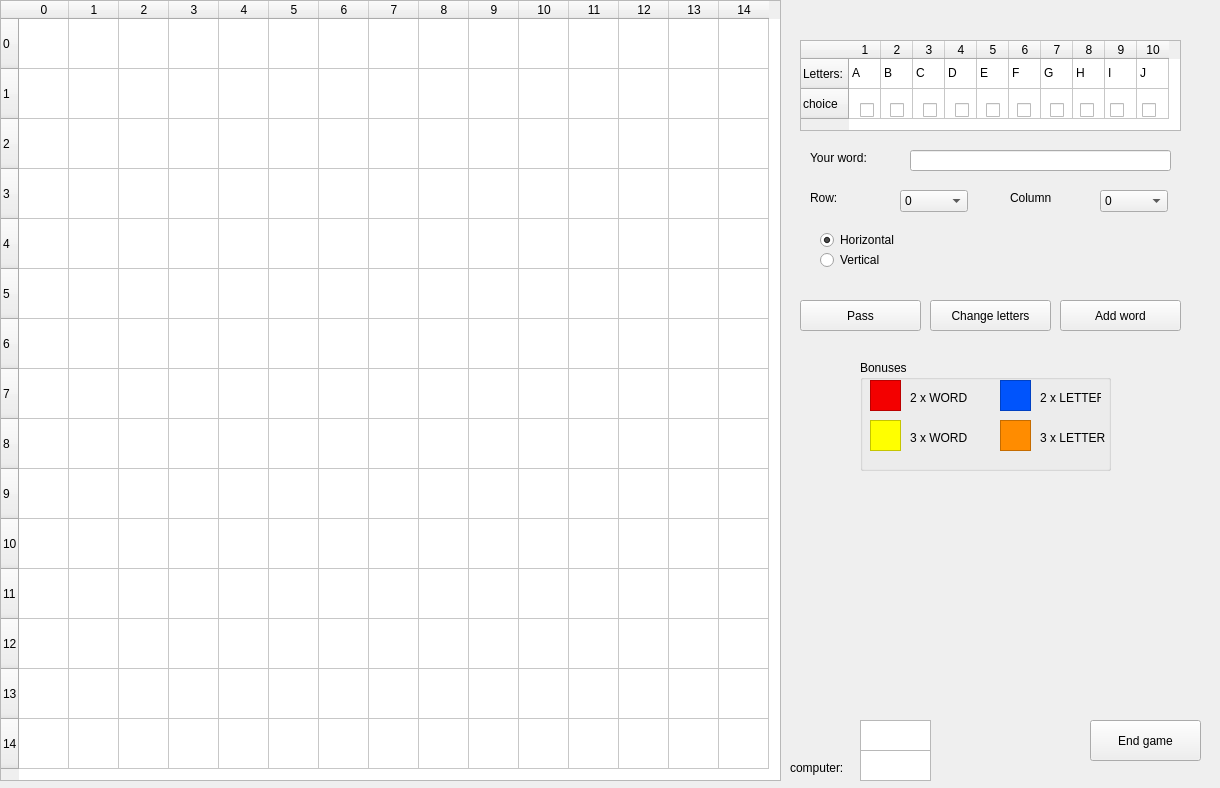
Old version of the form Scrabble_GUI/Game_GUI.ui in the repository sobolak/scrabble.
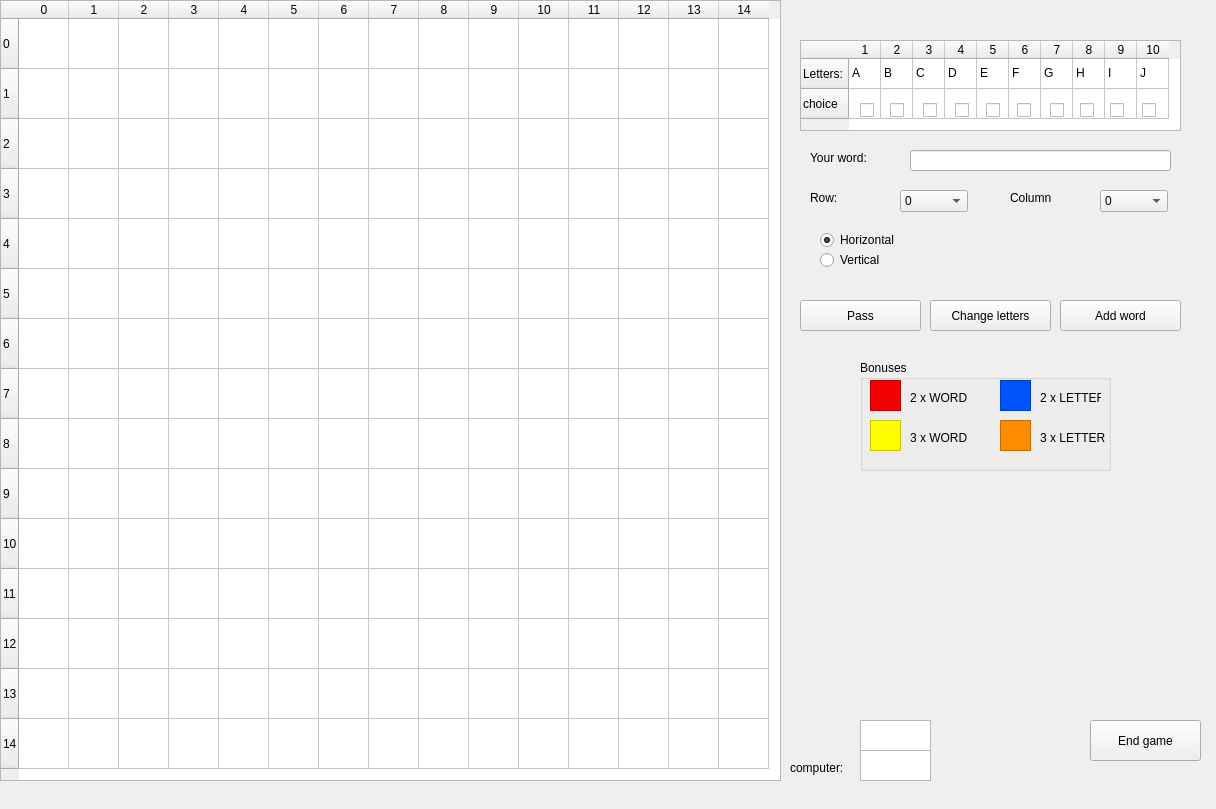
New version of the form. Icons and pictures are not drawn.

What changed in the file:
```diff
--- a/Scrabble_GUI/Game_GUI.ui
+++ b/Scrabble_GUI/Game_GUI.ui
@@ -6,8 +6,8 @@
    <rect>
     <x>0</x>
     <y>0</y>
-    <width>1220</width>
-    <height>788</height>
+    <width>1216</width>
+    <height>809</height>
    </rect>
   </property>
   <property name="windowTitle">
```
Left out of the diff: 78 changed lines with no effect on the pictures.
